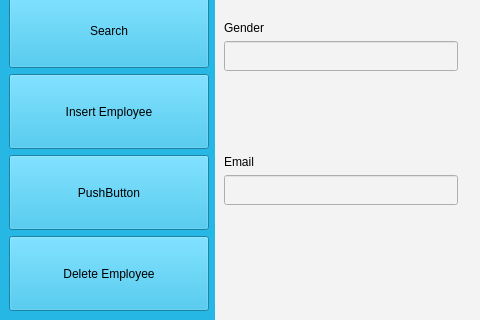
The window that EMS-App/employeeScreen.ui (elroydsouza/HR-ManagementSystem) describes before a commit, drawn with Qt 5; both pictures show x 0 to 480 and y 230 to 550 of the 1000 by 550 pixel window.
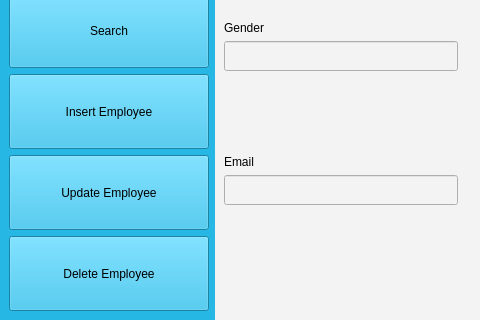
The same window after the commit.

Commit message: Formatting and added clear button

The edit to the form file:
```diff
--- a/EMS-App/employeeScreen.ui
+++ b/EMS-App/employeeScreen.ui
@@ -121,7 +121,7 @@
         </size>
        </property>
        <property name="text">
-        <string>PushButton</string>
+        <string>Update Employee</string>
        </property>
       </widget>
      </item>
```
The commit also changes 6 other files.
